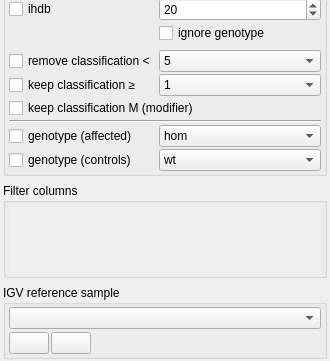
Before: the Qt Designer form src/GSvar/FilterDockWidget.ui in imgag/ngs-bits, drawn with Qt 5; both pictures show x 0 to 330 and y 203 to 564 of the 330 by 564 pixel window.
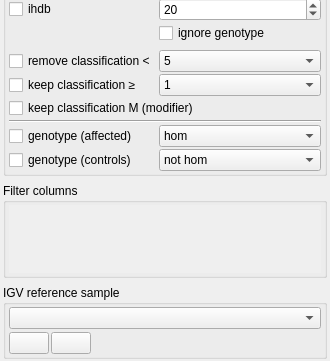
After: the same form once the commit is applied. Icons and pictures are not drawn.

Commit message: GSvar: added 'not hom' genotype filter for controls.

```diff
--- a/src/GSvar/FilterDockWidget.ui
+++ b/src/GSvar/FilterDockWidget.ui
@@ -449,8 +449,13 @@
        <item row="12" column="1">
         <widget class="QComboBox" name="geno_control">
          <property name="currentIndex">
-          <number>2</number>
+          <number>0</number>
          </property>
+         <item>
+          <property name="text">
+           <string>not hom</string>
+          </property>
+         </item>
          <item>
           <property name="text">
            <string>hom</string>
```
Left out of the diff: 2 changed lines with no effect on the pictures. The commit also changes 6 other files.
